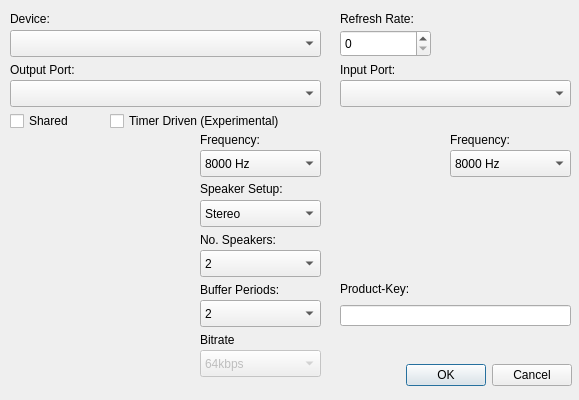
Qt form src/aaxconfig.ui (adalinbv/aax-support) before a commit.
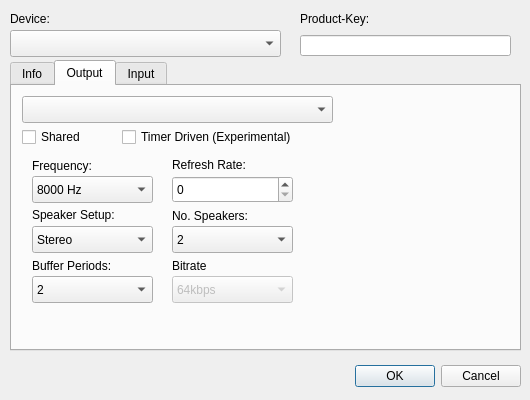
The same form after that commit. The open tabs and pages were chosen to show the change. Custom widgets are drawn as their Qt base class.

What changed in the file:
```diff
--- a/src/aaxconfig.ui
+++ b/src/aaxconfig.ui
@@ -6,19 +6,19 @@
    <rect>
     <x>0</x>
     <y>0</y>
-    <width>579</width>
+    <width>530</width>
     <height>400</height>
    </rect>
   </property>
   <property name="minimumSize">
    <size>
-    <width>579</width>
+    <width>530</width>
     <height>400</height>
    </size>
   </property>
   <property name="maximumSize">
    <size>
-    <width>579</width>
+    <width>530</width>
     <height>400</height>
    </size>
   </property>
@@ -28,9 +28,9 @@
   <widget class="aaxConfigLineEdit" name="ProductKey">
    <property name="geometry">
     <rect>
-     <x>340</x>
-     <y>305</y>
-     <width>231</width>
+     <x>300</x>
+     <y>35</y>
+     <width>211</width>
      <height>21</height>
     </rect>
    </property>
@@ -41,8 +41,8 @@
   <widget class="QLabel" name="label_product_key">
    <property name="geometry">
     <rect>
-     <x>340</x>
-     <y>280</y>
+     <x>300</x>
+     <y>10</y>
      <width>91</width>
      <height>17</height>
     </rect>
@@ -51,55 +51,12 @@
     <string>Product-Key:</string>
    </property>
   </widget>
-  <widget class="QComboBox" name="SpeakerSetup">
-   <property name="geometry">
-    <rect>
-     <x>200</x>
-     <y>200</y>
-     <width>121</width>
-     <height>27</height>
-    </rect>
-   </property>
-   <item>
-    <property name="text">
-     <string>Stereo</string>
-    </property>
-   </item>
-   <item>
-    <property name="text">
-     <string>Spatial</string>
-    </property>
-   </item>
-   <item>
-    <property name="text">
-     <string>Surround</string>
-    </property>
-   </item>
-   <item>
-    <property name="text">
-     <string>HRTF</string>
-    </property>
-   </item>
-  </widget>
-  <widget class="QLabel" name="label_setup">
-   <property name="geometry">
-    <rect>
-     <x>200</x>
-     <y>180</y>
-     <width>121</width>
-     <height>17</height>
-    </rect>
-   </property>
-   <property name="text">
-    <string>Speaker Setup:</string>
-   </property>
-  </widget>
   <widget class="QComboBox" name="Device">
    <property name="geometry">
     <rect>
      <x>10</x>
      <y>30</y>
-     <width>311</width>
+     <width>271</width>
      <height>27</height>
     </rect>
    </property>
@@ -117,381 +74,11 @@
     <string>Device:</string>
    </property>
   </widget>
-  <widget class="QLabel" name="label_output_sample_freq">
-   <property name="geometry">
-    <rect>
-     <x>200</x>
-     <y>130</y>
-     <width>121</width>
-     <height>20</height>
-    </rect>
-   </property>
-   <property name="text">
-    <string>Frequency:</string>
-   </property>
-  </widget>
-  <widget class="QComboBox" name="OutputSampleFreq">
-   <property name="geometry">
-    <rect>
-     <x>200</x>
-     <y>150</y>
-     <width>121</width>
-     <height>27</height>
-    </rect>
-   </property>
-   <item>
-    <property name="text">
-     <string>8000 Hz</string>
-    </property>
-   </item>
-   <item>
-    <property name="text">
-     <string>11025 Hz</string>
-    </property>
-   </item>
-   <item>
-    <property name="text">
-     <string>16000 Hz</string>
-    </property>
-   </item>
-   <item>
-    <property name="text">
-     <string>22050 Hz</string>
-    </property>
-   </item>
-   <item>
-    <property name="text">
-     <string>32000 Hz</string>
-    </property>
-   </item>
-   <item>
-    <property name="text">
-     <string>44056 Hz</string>
-    </property>
-   </item>
-   <item>
-    <property name="text">
-     <string>44100 Hz</string>
-    </property>
-   </item>
-   <item>
-    <property name="text">
-     <string>48000 Hz</string>
-    </property>
-   </item>
-   <item>
-    <property name="text">
-     <string>88200 Hz</string>
-    </property>
-   </item>
-   <item>
-    <property name="text">
-     <string>96000 Hz</string>
-    </property>
-   </item>
-   <item>
-    <property name="text">
-     <string>176400 Hz</string>
-    </property>
-   </item>
-   <item>
-    <property name="text">
-     <string>192000 Hz</string>
-    </property>
-   </item>
-  </widget>
-  <widget class="QComboBox" name="OutputSpeakers">
-   <property name="geometry">
-    <rect>
-     <x>200</x>
-     <y>250</y>
-     <width>121</width>
-     <height>27</height>
-    </rect>
-   </property>
-   <item>
-    <property name="text">
-     <string>2</string>
-    </property>
-   </item>
-   <item>
-    <property name="text">
-     <string>4</string>
-    </property>
-   </item>
-   <item>
-    <property name="text">
-     <string>5.1</string>
-    </property>
-   </item>
-   <item>
-    <property name="text">
-     <string>7.1</string>
-    </property>
-   </item>
-  </widget>
-  <widget class="QLabel" name="label_speakers">
-   <property name="geometry">
-    <rect>
-     <x>200</x>
-     <y>230</y>
-     <width>121</width>
-     <height>20</height>
-    </rect>
-   </property>
-   <property name="text">
-    <string>No. Speakers:</string>
-   </property>
-  </widget>
-  <widget class="QComboBox" name="OutputConnector">
-   <property name="geometry">
-    <rect>
-     <x>10</x>
-     <y>80</y>
-     <width>311</width>
-     <height>27</height>
-    </rect>
-   </property>
-  </widget>
-  <widget class="QLabel" name="label_output_device">
-   <property name="geometry">
-    <rect>
-     <x>10</x>
-     <y>60</y>
-     <width>151</width>
-     <height>20</height>
-    </rect>
-   </property>
-   <property name="text">
-    <string>Output Port:</string>
-   </property>
-  </widget>
-  <widget class="QLabel" name="label_input_sample_freq">
-   <property name="geometry">
-    <rect>
-     <x>450</x>
-     <y>130</y>
-     <width>81</width>
-     <height>20</height>
-    </rect>
-   </property>
-   <property name="text">
-    <string>Frequency:</string>
-   </property>
-  </widget>
-  <widget class="QComboBox" name="InputSampleFreq">
-   <property name="geometry">
-    <rect>
-     <x>450</x>
-     <y>150</y>
-     <width>121</width>
-     <height>27</height>
-    </rect>
-   </property>
-   <item>
-    <property name="text">
-     <string>8000 Hz</string>
-    </property>
-   </item>
-   <item>
-    <property name="text">
-     <string>11025 Hz</string>
-    </property>
-   </item>
-   <item>
-    <property name="text">
-     <string>16000 Hz</string>
-    </property>
-   </item>
-   <item>
-    <property name="text">
-     <string>22050 Hz</string>
-    </property>
-   </item>
-   <item>
-    <property name="text">
-     <string>32000 Hz</string>
-    </property>
-   </item>
-   <item>
-    <property name="text">
-     <string>44056 Hz</string>
-    </property>
-   </item>
-   <item>
-    <property name="text">
-     <string>44100 Hz</string>
-    </property>
-   </item>
-   <item>
-    <property name="text">
-     <string>48000 Hz</string>
-    </property>
-   </item>
-   <item>
-    <property name="text">
-     <string>88200 Hz</string>
-    </property>
-   </item>
-   <item>
-    <property name="text">
-     <string>96000 Hz</string>
-    </property>
-   </item>
-   <item>
-    <property name="text">
-     <string>176400 Hz</string>
-    </property>
-   </item>
-   <item>
-    <property name="text">
-     <string>192000 Hz</string>
-    </property>
-   </item>
-  </widget>
-  <widget class="QLabel" name="label_input_device">
-   <property name="geometry">
-    <rect>
-     <x>340</x>
-     <y>60</y>
-     <width>141</width>
-     <height>20</height>
-    </rect>
-   </property>
-   <property name="text">
-    <string>Input Port:</string>
-   </property>
-  </widget>
-  <widget class="QComboBox" name="InputConnector">
-   <property name="geometry">
-    <rect>
-     <x>340</x>
-     <y>80</y>
-     <width>231</width>
-     <height>27</height>
-    </rect>
-   </property>
-  </widget>
-  <widget class="QLabel" name="graphicsView">
-   <property name="geometry">
-    <rect>
-     <x>0</x>
-     <y>200</y>
-     <width>180</width>
-     <height>180</height>
-    </rect>
-   </property>
-   <property name="frameShape">
-    <enum>QFrame::NoFrame</enum>
-   </property>
-   <property name="frameShadow">
-    <enum>QFrame::Sunken</enum>
-   </property>
-   <property name="lineWidth">
-    <number>1</number>
-   </property>
-  </widget>
-  <widget class="QSpinBox" name="RefreshRate">
-   <property name="geometry">
-    <rect>
-     <x>340</x>
-     <y>30</y>
-     <width>91</width>
-     <height>27</height>
-    </rect>
-   </property>
-  </widget>
-  <widget class="QLabel" name="label_refresh_rate">
-   <property name="geometry">
-    <rect>
-     <x>340</x>
-     <y>10</y>
-     <width>91</width>
-     <height>17</height>
-    </rect>
-   </property>
-   <property name="text">
-    <string>Refresh Rate:</string>
-   </property>
-  </widget>
-  <widget class="QLabel" name="label_periods">
-   <property name="geometry">
-    <rect>
-     <x>200</x>
-     <y>280</y>
-     <width>121</width>
-     <height>20</height>
-    </rect>
-   </property>
-   <property name="text">
-    <string>Buffer Periods:</string>
-   </property>
-  </widget>
-  <widget class="QComboBox" name="OutputPeriods">
-   <property name="geometry">
-    <rect>
-     <x>200</x>
-     <y>300</y>
-     <width>121</width>
-     <height>27</height>
-    </rect>
-   </property>
-   <property name="toolTip">
-    <string>&lt;html&gt;&lt;head/&gt;&lt;body&gt;&lt;p&gt;For lowest latencies set this option to 2 (default).&lt;/p&gt;&lt;p&gt;Some devices require a higer number of playback periods for higher refresh rates which decreases latency.&lt;/p&gt;&lt;/body&gt;&lt;/html&gt;</string>
-   </property>
-   <item>
-    <property name="text">
-     <string>2</string>
-    </property>
-   </item>
-   <item>
-    <property name="text">
-     <string>3</string>
-    </property>
-   </item>
-   <item>
-    <property name="text">
-     <string>4</string>
-    </property>
-   </item>
-  </widget>
-  <widget class="QCheckBox" name="Timer">
-   <property name="geometry">
-    <rect>
-     <x>110</x>
-     <y>110</y>
-     <width>221</width>
-     <height>22</height>
-    </rect>
-   </property>
-   <property name="toolTip">
-    <string>&lt;html&gt;&lt;head/&gt;&lt;body&gt;&lt;p&gt;Enable the system timer for pushing data to the audio device.&lt;/p&gt;&lt;p&gt;This will save power consumption but is less reliable for lower latencies. Therefore this option is only used for refresh rates below 75Hz.&lt;/p&gt;&lt;/body&gt;&lt;/html&gt;</string>
-   </property>
-   <property name="text">
-    <string>Timer Driven (Experimental)</string>
-   </property>
-  </widget>
-  <widget class="QCheckBox" name="Shared">
-   <property name="geometry">
-    <rect>
-     <x>10</x>
-     <y>110</y>
-     <width>97</width>
-     <height>22</height>
-    </rect>
-   </property>
-   <property name="toolTip">
-    <string>&lt;html&gt;&lt;head/&gt;&lt;body&gt;&lt;p&gt;Allow this device to be shared with other applications.&lt;/p&gt;&lt;p&gt;This will increase latency.&lt;/p&gt;&lt;/body&gt;&lt;/html&gt;</string>
-   </property>
-   <property name="text">
-    <string>Shared</string>
-   </property>
-  </widget>
   <widget class="QDialogButtonBox" name="OK">
    <property name="geometry">
     <rect>
-     <x>351</x>
-     <y>359</y>
+     <x>300</x>
+     <y>360</y>
      <width>221</width>
      <height>32</height>
     </rect>
@@ -503,78 +90,516 @@
     <set>QDialogButtonBox::Cancel|QDialogButtonBox::Ok</set>
    </property>
   </widget>
-  <widget class="QLabel" name="graphicsView_logo">
+  <widget class="QTabWidget" name="tabWidget">
    <property name="geometry">
     <rect>
-     <x>440</x>
-     <y>15</y>
-     <width>130</width>
-     <height>48</height>
+     <x>10</x>
+     <y>60</y>
+     <width>511</width>
+     <height>291</height>
     </rect>
    </property>
-   <property name="frameShape">
-    <enum>QFrame::NoFrame</enum>
+   <property name="currentIndex">
+    <number>0</number>
    </property>
-   <property name="frameShadow">
-    <enum>QFrame::Sunken</enum>
-   </property>
-   <property name="lineWidth">
-    <number>1</number>
-   </property>
-   <property name="alignment">
-    <set>Qt::AlignHCenter|Qt::AlignTop</set>
-   </property>
-  </widget>
-  <widget class="QComboBox" name="OutputBitrate">
-   <property name="enabled">
-    <bool>false</bool>
-   </property>
-   <property name="geometry">
-    <rect>
-     <x>200</x>
-     <y>350</y>
-     <width>121</width>
-     <height>27</height>
-    </rect>
-   </property>
-   <item>
-    <property name="text">
-     <string>64kbps</string>
-    </property>
-   </item>
-   <item>
-    <property name="text">
-     <string>128kpbs</string>
-    </property>
-   </item>
-   <item>
-    <property name="text">
-     <string>192kbps</string>
-    </property>
-   </item>
-   <item>
-    <property name="text">
-     <string>256kbps</string>
-    </property>
-   </item>
-   <item>
-    <property name="text">
-     <string>320kbps</string>
-    </property>
-   </item>
-  </widget>
-  <widget class="QLabel" name="label_input_sample_bitrate">
-   <property name="geometry">
-    <rect>
-     <x>200</x>
-     <y>330</y>
-     <width>81</width>
-     <height>20</height>
-    </rect>
-   </property>
-   <property name="text">
-    <string>Bitrate</string>
-   </property>
+   <widget class="QWidget" name="tab">
+    <attribute name="title">
+     <string>Info</string>
+    </attribute>
+    <widget class="QComboBox" name="Mixer">
+     <property name="geometry">
+      <rect>
+       <x>10</x>
+       <y>10</y>
+       <width>311</width>
+       <height>27</height>
+      </rect>
+     </property>
+    </widget>
+    <widget class="QLabel" name="graphicsView_logo">
+     <property name="geometry">
+      <rect>
+       <x>360</x>
+       <y>10</y>
+       <width>130</width>
+       <height>48</height>
+      </rect>
+     </property>
+     <property name="frameShape">
+      <enum>QFrame::NoFrame</enum>
+     </property>
+     <property name="frameShadow">
+      <enum>QFrame::Sunken</enum>
+     </property>
+     <property name="lineWidth">
+      <number>1</number>
+     </property>
+     <property name="alignment">
+      <set>Qt::AlignHCenter|Qt::AlignTop</set>
+     </property>
+    </widget>
+    <widget class="QLabel" name="MixerInfo">
+     <property name="geometry">
+      <rect>
+       <x>30</x>
+       <y>50</y>
+       <width>461</width>
+       <height>191</height>
+      </rect>
+     </property>
+     <property name="text">
+      <string/>
+     </property>
+    </widget>
+   </widget>
+   <widget class="QWidget" name="tab_2">
+    <attribute name="title">
+     <string>Output</string>
+    </attribute>
+    <widget class="QLabel" name="label_input_sample_bitrate">
+     <property name="geometry">
+      <rect>
+       <x>160</x>
+       <y>170</y>
+       <width>81</width>
+       <height>20</height>
+      </rect>
+     </property>
+     <property name="text">
+      <string>Bitrate</string>
+     </property>
+    </widget>
+    <widget class="QLabel" name="label_output_sample_freq">
+     <property name="geometry">
+      <rect>
+       <x>20</x>
+       <y>70</y>
+       <width>121</width>
+       <height>20</height>
+      </rect>
+     </property>
+     <property name="text">
+      <string>Frequency:</string>
+     </property>
+    </widget>
+    <widget class="QComboBox" name="OutputSampleFreq">
+     <property name="geometry">
+      <rect>
+       <x>20</x>
+       <y>90</y>
+       <width>121</width>
+       <height>27</height>
+      </rect>
+     </property>
+     <item>
+      <property name="text">
+       <string>8000 Hz</string>
+      </property>
+     </item>
+     <item>
+      <property name="text">
+       <string>11025 Hz</string>
+      </property>
+     </item>
+     <item>
+      <property name="text">
+       <string>16000 Hz</string>
+      </property>
+     </item>
+     <item>
+      <property name="text">
+       <string>22050 Hz</string>
+      </property>
+     </item>
+     <item>
+      <property name="text">
+       <string>32000 Hz</string>
+      </property>
+     </item>
+     <item>
+      <property name="text">
+       <string>44056 Hz</string>
+      </property>
+     </item>
+     <item>
+      <property name="text">
+       <string>44100 Hz</string>
+      </property>
+     </item>
+     <item>
+      <property name="text">
+       <string>48000 Hz</string>
+      </property>
+     </item>
+     <item>
+      <property name="text">
+       <string>88200 Hz</string>
+      </property>
+     </item>
+     <item>
+      <property name="text">
+       <string>96000 Hz</string>
+      </property>
+     </item>
+     <item>
+      <property name="text">
+       <string>176400 Hz</string>
+      </property>
+     </item>
+     <item>
+      <property name="text">
+       <string>192000 Hz</string>
+      </property>
+     </item>
+    </widget>
+    <widget class="QComboBox" name="OutputConnector">
+     <property name="geometry">
+      <rect>
+       <x>10</x>
+       <y>10</y>
+       <width>311</width>
+       <height>27</height>
+      </rect>
+     </property>
+    </widget>
+    <widget class="QComboBox" name="OutputSpeakers">
+     <property name="geometry">
+      <rect>
+       <x>160</x>
+       <y>140</y>
+       <width>121</width>
+       <height>27</height>
+      </rect>
+     </property>
+     <item>
+      <property name="text">
+       <string>2</string>
+      </property>
+     </item>
+     <item>
+      <property name="text">
+       <string>4</string>
+      </property>
+     </item>
+     <item>
+      <property name="text">
+       <string>5.1</string>
+      </property>
+     </item>
+     <item>
+      <property name="text">
+       <string>7.1</string>
+      </property>
+     </item>
+    </widget>
+    <widget class="QLabel" name="label_periods">
+     <property name="geometry">
+      <rect>
+       <x>20</x>
+       <y>170</y>
+       <width>121</width>
+       <height>20</height>
+      </rect>
+     </property>
+     <property name="text">
+      <string>Buffer Periods:</string>
+     </property>
+    </widget>
+    <widget class="QComboBox" name="SpeakerSetup">
+     <property name="geometry">
+      <rect>
+       <x>20</x>
+       <y>140</y>
+       <width>121</width>
+       <height>27</height>
+      </rect>
+     </property>
+     <item>
+      <property name="text">
+       <string>Stereo</string>
+      </property>
+     </item>
+     <item>
+      <property name="text">
+       <string>Spatial</string>
+      </property>
+     </item>
+     <item>
+      <property name="text">
+       <string>Surround</string>
+      </property>
+     </item>
+     <item>
+      <property name="text">
+       <string>HRTF</string>
+      </property>
+     </item>
+    </widget>
+    <widget class="QCheckBox" name="Timer">
+     <property name="geometry">
+      <rect>
+       <x>110</x>
+       <y>40</y>
+       <width>221</width>
+       <height>22</height>
+      </rect>
+     </property>
+     <property name="toolTip">
+      <string>&lt;html&gt;&lt;head/&gt;&lt;body&gt;&lt;p&gt;Enable the system timer for pushing data to the audio device.&lt;/p&gt;&lt;p&gt;This will save power consumption but is less reliable for lower latencies. Therefore this option is only used for refresh rates below 75Hz.&lt;/p&gt;&lt;/body&gt;&lt;/html&gt;</string>
+     </property>
+     <property name="text">
+      <string>Timer Driven (Experimental)</string>
+     </property>
+    </widget>
+    <widget class="QComboBox" name="OutputPeriods">
+     <property name="geometry">
+      <rect>
+       <x>20</x>
+       <y>190</y>
+       <width>121</width>
+       <height>27</height>
+      </rect>
+     </property>
+     <property name="toolTip">
+      <string>&lt;html&gt;&lt;head/&gt;&lt;body&gt;&lt;p&gt;For lowest latencies set this option to 2 (default).&lt;/p&gt;&lt;p&gt;Some devices require a higer number of playback periods for higher refresh rates which decreases latency.&lt;/p&gt;&lt;/body&gt;&lt;/html&gt;</string>
+     </property>
+     <item>
+      <property name="text">
+       <string>2</string>
+      </property>
+     </item>
+     <item>
+      <property name="text">
+       <string>3</string>
+      </property>
+     </item>
+     <item>
+      <property name="text">
+       <string>4</string>
+      </property>
+     </item>
+    </widget>
+    <widget class="QLabel" name="label_speakers">
+     <property name="geometry">
+      <rect>
+       <x>160</x>
+       <y>120</y>
+       <width>121</width>
+       <height>20</height>
+      </rect>
+     </property>
+     <property name="text">
+      <string>No. Speakers:</string>
+     </property>
+    </widget>
+    <widget class="QLabel" name="label_setup">
+     <property name="geometry">
+      <rect>
+       <x>20</x>
+       <y>120</y>
+       <width>121</width>
+       <height>17</height>
+      </rect>
+     </property>
+     <property name="text">
+      <string>Speaker Setup:</string>
+     </property>
+    </widget>
+    <widget class="QComboBox" name="OutputBitrate">
+     <property name="enabled">
+      <bool>false</bool>
+     </property>
+     <property name="geometry">
+      <rect>
+       <x>160</x>
+       <y>190</y>
+       <width>121</width>
+       <height>27</height>
+      </rect>
+     </property>
+     <item>
+      <property name="text">
+       <string>64kbps</string>
+      </property>
+     </item>
+     <item>
+      <property name="text">
+       <string>128kpbs</string>
+      </property>
+     </item>
+     <item>
+      <property name="text">
+       <string>192kbps</string>
+      </property>
+     </item>
+     <item>
+      <property name="text">
+       <string>256kbps</string>
+      </property>
+     </item>
+     <item>
+      <property name="text">
+       <string>320kbps</string>
+      </property>
+     </item>
+    </widget>
+    <widget class="QCheckBox" name="Shared">
+     <property name="geometry">
+      <rect>
+       <x>10</x>
+       <y>40</y>
+       <width>97</width>
+       <height>22</height>
+      </rect>
+     </property>
+     <property name="toolTip">
+      <string>&lt;html&gt;&lt;head/&gt;&lt;body&gt;&lt;p&gt;Allow this device to be shared with other applications.&lt;/p&gt;&lt;p&gt;This will increase latency.&lt;/p&gt;&lt;/body&gt;&lt;/html&gt;</string>
+     </property>
+     <property name="text">
+      <string>Shared</string>
+     </property>
+    </widget>
+    <widget class="QLabel" name="label_refresh_rate">
+     <property name="geometry">
+      <rect>
+       <x>160</x>
+       <y>70</y>
+       <width>91</width>
+       <height>17</height>
+      </rect>
+     </property>
+     <property name="text">
+      <string>Refresh Rate:</string>
+     </property>
+    </widget>
+    <widget class="QSpinBox" name="RefreshRate">
+     <property name="geometry">
+      <rect>
+       <x>160</x>
+       <y>90</y>
+       <width>121</width>
+       <height>27</height>
+      </rect>
+     </property>
+    </widget>
+    <widget class="QLabel" name="graphicsView">
+     <property name="geometry">
+      <rect>
+       <x>310</x>
+       <y>60</y>
+       <width>180</width>
+       <height>180</height>
+      </rect>
+     </property>
+     <property name="frameShape">
+      <enum>QFrame::NoFrame</enum>
+     </property>
+     <property name="frameShadow">
+      <enum>QFrame::Sunken</enum>
+     </property>
+     <property name="lineWidth">
+      <number>1</number>
+     </property>
+    </widget>
+   </widget>
+   <widget class="QWidget" name="tab_3">
+    <attribute name="title">
+     <string>Input</string>
+    </attribute>
+    <widget class="QComboBox" name="InputConnector">
+     <property name="geometry">
+      <rect>
+       <x>10</x>
+       <y>10</y>
+       <width>311</width>
+       <height>27</height>
+      </rect>
+     </property>
+    </widget>
+    <widget class="QComboBox" name="InputSampleFreq">
+     <property name="geometry">
+      <rect>
+       <x>20</x>
+       <y>90</y>
+       <width>121</width>
+       <height>27</height>
+      </rect>
+     </property>
+     <item>
+      <property name="text">
+       <string>8000 Hz</string>
+      </property>
+     </item>
+     <item>
+      <property name="text">
+       <string>11025 Hz</string>
+      </property>
+     </item>
+     <item>
+      <property name="text">
+       <string>16000 Hz</string>
+      </property>
+     </item>
+     <item>
+      <property name="text">
+       <string>22050 Hz</string>
+      </property>
+     </item>
+     <item>
+      <property name="text">
+       <string>32000 Hz</string>
+      </property>
+     </item>
+     <item>
+      <property name="text">
+       <string>44056 Hz</string>
+      </property>
+     </item>
+     <item>
+      <property name="text">
+       <string>44100 Hz</string>
+      </property>
+     </item>
+     <item>
+      <property name="text">
+       <string>48000 Hz</string>
+      </property>
+     </item>
+     <item>
+      <property name="text">
+       <string>88200 Hz</string>
+      </property>
+     </item>
+     <item>
+      <property name="text">
+       <string>96000 Hz</string>
+      </property>
+     </item>
+     <item>
+      <property name="text">
+       <string>176400 Hz</string>
+      </property>
+     </item>
+     <item>
+      <property name="text">
+       <string>192000 Hz</string>
+      </property>
+     </item>
+    </widget>
+    <widget class="QLabel" name="label_input_sample_freq">
+     <property name="geometry">
+      <rect>
+       <x>20</x>
+       <y>70</y>
+       <width>81</width>
+       <height>20</height>
+      </rect>
+     </property>
+     <property name="text">
+      <string>Frequency:</string>
+     </property>
+    </widget>
+   </widget>
   </widget>
  </widget>
  <customwidgets>
```
